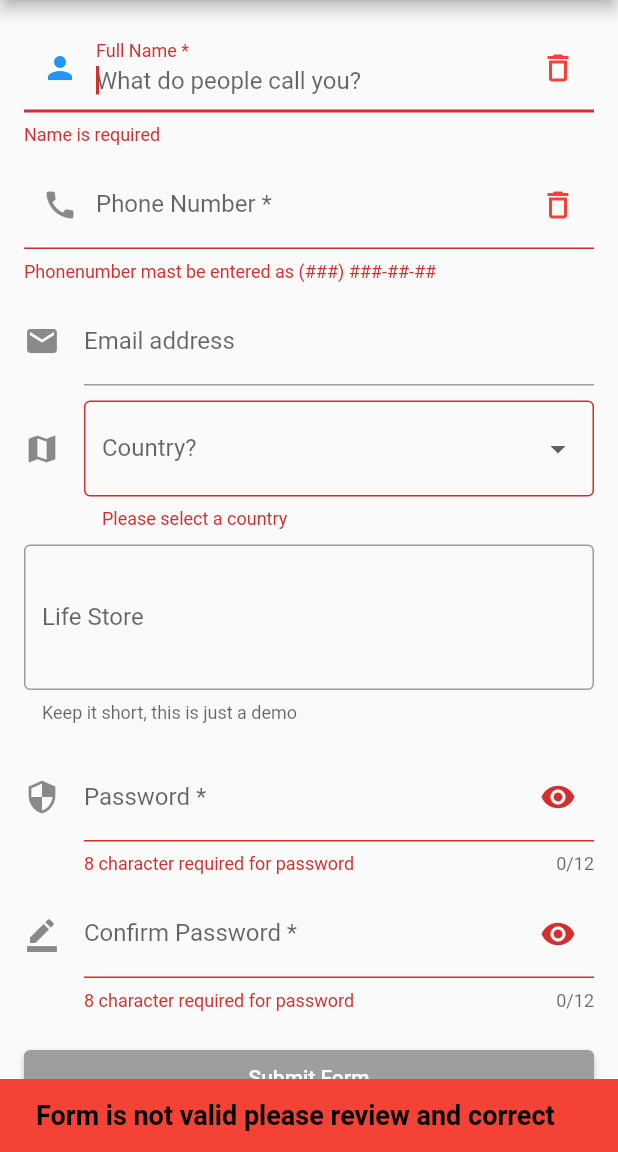
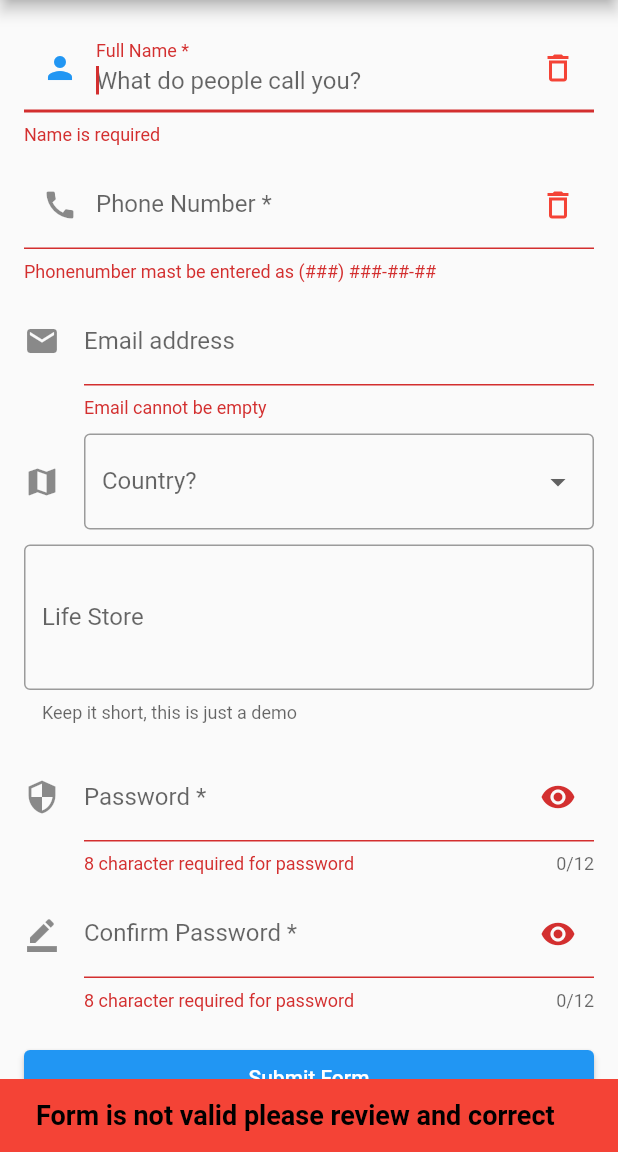
Before and after one commit to YanaLugina/flutter_register_form, a Flutter app: the screen it shows after launch, after a tap on "Submit Form", on a phone screen of 412 x 824 dp, the part 84-1236 px from its top. Run offline on Flutter 3.47's test engine with Material 2 defaults, Android fonts, the phone set to English and light mode, and no system bars.

Commit message:
updateFlutter: deleted some crushed constructions
        изменено:      lib/pages/register_form_page.dart
        изменено:      lib/pages/user_info_page.dart

```diff
--- a/lib/pages/register_form_page.dart
+++ b/lib/pages/register_form_page.dart
@@ -29,6 +29,7 @@ class _RegisterFormPageState extends State<RegisterFormPage> {
    FocusNode _phoneFocus = FocusNode();
    FocusNode _passwordFocus = FocusNode();
    FocusNode _passwordConfirmFocus = FocusNode();
+   FocusNode _pushFocus = FocusNode();
 
   @override
   void dispose() {
@@ -44,6 +45,7 @@ class _RegisterFormPageState extends State<RegisterFormPage> {
     _phoneFocus.dispose();
     _passwordFocus.dispose();
     _passwordConfirmFocus.dispose();
+    _pushFocus.dispose();
   }
 
   void _fieldFocusChange(
@@ -52,7 +54,9 @@ class _RegisterFormPageState extends State<RegisterFormPage> {
       FocusNode nextFocus
       ) {
     currentFocus.unfocus();
+    if(nextFocus != null) {
       FocusScope.of(context).requestFocus(nextFocus);
+    }
   }
 
   @override
@@ -152,7 +156,7 @@ class _RegisterFormPageState extends State<RegisterFormPage> {
                 icon: Icon(Icons.mail),
               ),
               keyboardType: TextInputType.emailAddress,
-              // validator: _validateEmail,
+              validator: _validateEmail,
               onSaved: (value) => newUser.email = value,
             ),
             SizedBox(height: 10.0,),
@@ -175,9 +179,9 @@ class _RegisterFormPageState extends State<RegisterFormPage> {
                 });
               },
               value: _selectedCountry,
-              validator: (val){
-                return val == null ? 'Please select a country': null;
-              },
+              /*validator: (val){
+                return val == null ? 'Please select a country': '';
+              },*/
             ),
             SizedBox(height: 10.0,),
             TextFormField(
@@ -221,6 +225,9 @@ class _RegisterFormPageState extends State<RegisterFormPage> {
             SizedBox(height: 10.0,),
             TextFormField(
               focusNode: _passwordConfirmFocus,
+              onFieldSubmitted: (_) {
+                _fieldFocusChange(context, _passwordConfirmFocus, _pushFocus);
+              },
               controller: _confirmPasswordController,
               obscureText: _hidePass,
               maxLength: 12,
@@ -241,9 +248,13 @@ class _RegisterFormPageState extends State<RegisterFormPage> {
             ),
             SizedBox(height: 20.0,),
             ElevatedButton(
-              onPressed: _submitForm,
+              focusNode: _pushFocus,
+              onPressed: () {
+                _fieldFocusChange(context, _pushFocus, null);
+                _submitForm();
+              },
               style: ButtonStyle(
-                backgroundColor: MaterialStateProperty.all<Color>(Colors.grey),
+                  foregroundColor: MaterialStateProperty.all<Color>(Colors.green)
               ),
               child: Text(
                   'Submit Form',
@@ -288,7 +299,7 @@ class _RegisterFormPageState extends State<RegisterFormPage> {
     return _phoneExp.hasMatch(input);
   }
 
-/*  String _validateEmail(String value) {
+  String _validateEmail(String value) {
     if(value.isEmpty) {
       return 'Email cannot be empty';
     } else if (!_emailController.text.contains('@')) {
@@ -296,7 +307,7 @@ class _RegisterFormPageState extends State<RegisterFormPage> {
     } else {
       return null;
     }
-  }*/
+  }
 
   String _validatePassword(String value) {
     if(_passwordController.text.length != 8) {
@@ -309,21 +320,7 @@ class _RegisterFormPageState extends State<RegisterFormPage> {
   }
 
   void _showMessage({String message}) {
-   /* _scaffoldKey.currentState.showSnackBar(
-      SnackBar(
-        duration: Duration(seconds: 5),
-        backgroundColor: Colors.red,
-        content: Text(
-            message,
-            style: TextStyle(
-              color: Colors.black,
-              fontWeight:  FontWeight.w600,
-              fontSize: 18.0,
-            ))
-      ),
-    );*/
-
-    ScaffoldMessenger.of(context).showSnackBar(
+    _scaffoldKey.currentState.showSnackBar(
       SnackBar(
           duration: Duration(seconds: 5),
           backgroundColor: Colors.red,
@@ -357,7 +354,7 @@ class _RegisterFormPageState extends State<RegisterFormPage> {
               ),
             ),
             actions: [
-            TextButton(
+              FlatButton(
                 onPressed: () {
                   Navigator.pop(context);
                   Navigator.push(
```
Also changed, not shown: lib/pages/user_info_page.dart (+5 -5 lines). Lines whose indentation alone changed are shown as unchanged.
